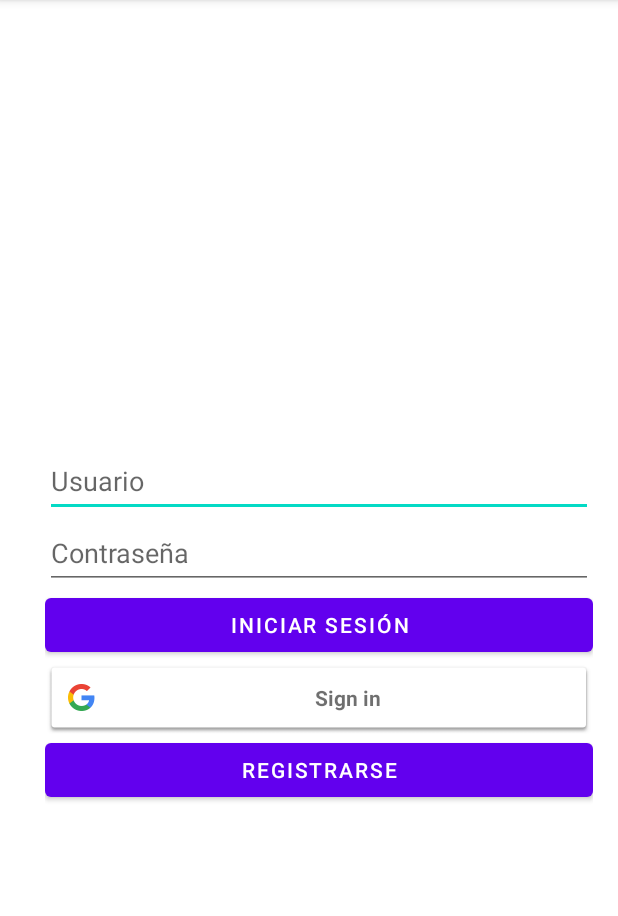
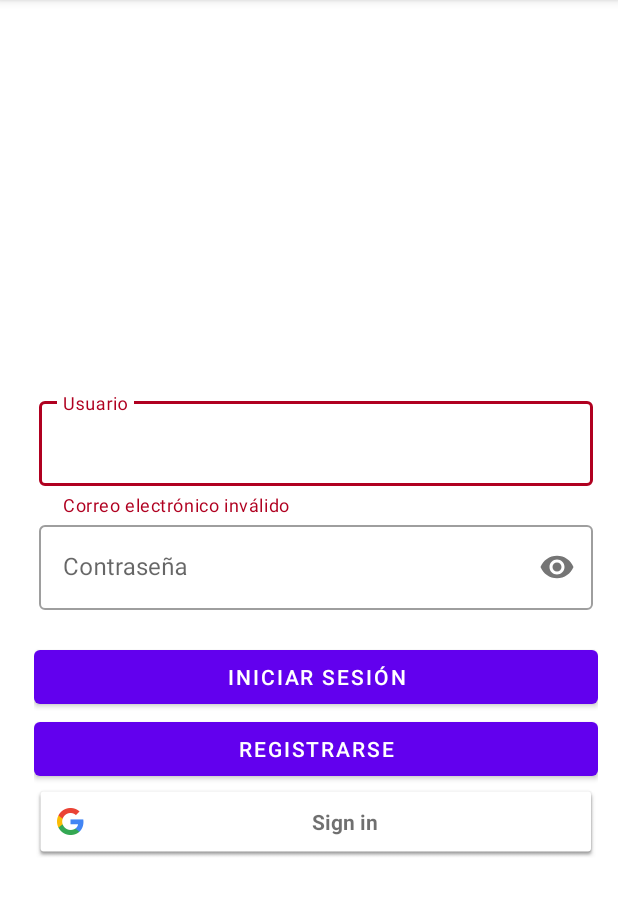
Before and after one commit to eyderSepulveda/WorldWide, an Android app: the IniciarSesionRegistroActivity screen opened directly, with no data from a screen before it, after a tap on "INICIAR SESIÓN", on a phone screen of 412 x 824 dp, the part 84-1000 px from its top. Run offline under Robolectric (Android 15) with nearby library versions, the phone set to English and light mode, and no system bars; our stand-ins replace Firebase (no records; nobody signed in at launch, a user with empty details on screens opened directly).

Commit message:
Cambios en inicio de sesion, campos usuario y contrasenia

```diff
--- a/app/src/main/java/com/eyder/worldwide/controlador/IniciarSesionRegistroActivity.java
+++ b/app/src/main/java/com/eyder/worldwide/controlador/IniciarSesionRegistroActivity.java
@@ -23,16 +23,18 @@ import com.google.android.gms.auth.api.signin.GoogleSignInOptions;
 import com.google.android.gms.common.SignInButton;
 import com.google.android.gms.common.api.ApiException;
 import com.google.android.gms.tasks.Task;
+import com.google.android.material.textfield.TextInputLayout;
 import com.google.firebase.auth.FirebaseAuth;
 import com.google.firebase.auth.FirebaseUser;
 
+import java.util.Objects;
 import java.util.regex.Pattern;
 
 public class IniciarSesionRegistroActivity extends AppCompatActivity {
 
     private static final String TAG = "EmailPassword";
     private Firebase mAuth;
-    private EditText correo, contrasena;
+    private TextInputLayout correo, contrasena;
     private Button iniciarSesion, registro;
     private SignInButton btnGoogle;
     private GoogleSignInOptions gso;
@@ -45,15 +47,16 @@ public class IniciarSesionRegistroActivity extends AppCompatActivity {
         setContentView(R.layout.activity_iniciar_sesion);
 
         mAuth = new Firebase();
-        correo = findViewById(R.id.editTextCorreo);
+        correo = (TextInputLayout) findViewById(R.id.editTextCorreo);
         contrasena = findViewById(R.id.editTextTextContrasena);
         iniciarSesion = findViewById(R.id.iniciarSesionBtn);
         registro = findViewById(R.id.btnRegistro);
         btnGoogle = findViewById(R.id.signGoogle);
         //iniciarSesion.setOnClickListener(view -> iniciarSesion(correo.getText().toString(), contrasena.getText().toString()));
         iniciarSesion.setOnClickListener(view -> {
-            iniciarSesion(correo.getText().toString(), contrasena.getText().toString());
-            validarEmail(correo);
+
+            iniciarSesion(Objects.requireNonNull(correo.getEditText()).getText().toString(), Objects.requireNonNull(contrasena.getEditText()).getText().toString());
+            validarEmail(correo.getEditText().getText().toString());
         });
         registro.setOnClickListener(view -> irRegistrarse1());
 
@@ -114,7 +117,7 @@ public class IniciarSesionRegistroActivity extends AppCompatActivity {
                     } else {
                         // If sign in fails, display a message to the user.
                         Log.w(TAG, "signInWithEmail:failure", task.getException());
-                        Toast.makeText(IniciarSesionRegistroActivity.this, "Authentication failed.",
+                        Toast.makeText(IniciarSesionRegistroActivity.this, "Usuario no registrado",
                                 Toast.LENGTH_SHORT).show();
                         updateUI(null);
                     }
@@ -160,15 +163,17 @@ public class IniciarSesionRegistroActivity extends AppCompatActivity {
     }
 
     //Validadar email este escrito correctamente
-    private boolean validarEmail(EditText correo) {
-        String emailInput = correo.getText().toString();
-        if (!emailInput.isEmpty() && Patterns.EMAIL_ADDRESS.matcher(emailInput).matches()) {
-            return true;
+    private boolean validarEmail(String correo1) {
+        if (!Patterns.EMAIL_ADDRESS.matcher(correo1).matches()) {
+            correo.setError("Correo electrónico inválido");
+            return false;
         } else {
-            Toast.makeText(this, "El usuario no es un correo electronico valido", Toast.LENGTH_SHORT).show();
-            return false;
+            correo.setError(null);
         }
+
+        return true;
     }
 
 
+
 }
--- a/app/src/main/res/layout/activity_iniciar_sesion.xml
+++ b/app/src/main/res/layout/activity_iniciar_sesion.xml
@@ -7,10 +7,10 @@
     tools:context=".controlador.IniciarSesionRegistroActivity">
 
     <LinearLayout
-        android:layout_width="365dp"
-        android:layout_height="646dp"
+        android:layout_width="376dp"
+        android:layout_height="644dp"
+        android:gravity="center"
         android:orientation="vertical"
-        android:gravity="center"
         app:layout_constraintBottom_toBottomOf="parent"
         app:layout_constraintEnd_toEndOf="parent"
         app:layout_constraintHorizontal_bias="0.636"
@@ -18,26 +18,61 @@
         app:layout_constraintTop_toTopOf="parent"
         app:layout_constraintVertical_bias="0.768">
 
-        <EditText
-            android:id="@+id/editTextCorreo"
-            android:layout_width="match_parent"
+        <LinearLayout
+            android:layout_width="369dp"
             android:layout_height="wrap_content"
-            android:ems="10"
-            android:inputType="textEmailAddress"
-            android:minHeight="48dp"
-            android:hint="@string/usuario"
-            android:autofillHints="" />
+            android:orientation="vertical"
+            app:layout_constraintBottom_toTopOf="@+id/linearLayout"
+            app:layout_constraintEnd_toEndOf="parent"
+            app:layout_constraintHorizontal_bias="0.476"
+            app:layout_constraintStart_toStartOf="parent"
+            app:layout_constraintTop_toTopOf="parent"
+            app:layout_constraintVertical_bias="0.923">
 
-        <EditText
-            android:id="@+id/editTextTextContrasena"
-            android:layout_width="match_parent"
+            <com.google.android.material.textfield.TextInputLayout
+                android:id="@+id/editTextCorreo"
+                style="@style/Widget.MaterialComponents.TextInputLayout.OutlinedBox"
+                android:layout_width="match_parent"
+                android:layout_height="wrap_content"
+                android:hint="@string/usuario"
+                app:errorEnabled="true"
+                app:errorIconDrawable="@null">
+
+                <com.google.android.material.textfield.TextInputEditText
+                    android:layout_width="match_parent"
+                    android:layout_height="wrap_content"
+                    android:inputType="textEmailAddress" />
+            </com.google.android.material.textfield.TextInputLayout>
+        </LinearLayout>
+
+        <LinearLayout
+            android:id="@+id/linearLayout"
+            android:layout_width="369dp"
             android:layout_height="wrap_content"
-            android:ems="10"
-            android:inputType="textPassword"
-            android:minHeight="48dp"
-            android:hint="@string/contrasenia"
-            tools:ignore="SpeakableTextPresentCheck"
-            android:autofillHints="" />
+            android:orientation="vertical"
+            app:layout_constraintBottom_toBottomOf="parent"
+            app:layout_constraintEnd_toEndOf="parent"
+            app:layout_constraintHorizontal_bias="0.476"
+            app:layout_constraintStart_toStartOf="parent"
+            app:layout_constraintTop_toTopOf="parent"
+            app:layout_constraintVertical_bias="0.332">
+
+            <com.google.android.material.textfield.TextInputLayout
+                android:id="@+id/editTextTextContrasena"
+                style="@style/Widget.MaterialComponents.TextInputLayout.OutlinedBox"
+                android:layout_width="match_parent"
+                android:layout_height="wrap_content"
+                android:hint="@string/contrasenia"
+                app:errorEnabled="true"
+                app:errorIconDrawable="@null"
+                app:passwordToggleEnabled="true">
+
+                <com.google.android.material.textfield.TextInputEditText
+                    android:layout_width="match_parent"
+                    android:layout_height="wrap_content"
+                    android:inputType="textPassword" />
+            </com.google.android.material.textfield.TextInputLayout>
+        </LinearLayout>
 
         <Button
             android:id="@+id/iniciarSesionBtn"
@@ -45,23 +80,17 @@
             android:layout_height="wrap_content"
             android:text="@string/btnIniciarSesion" />
 
+        <Button
+            android:id="@+id/btnRegistro"
+            android:layout_width="match_parent"
+            android:layout_height="wrap_content"
+            android:text="@string/btnRegistrarse" />
+
         <com.google.android.gms.common.SignInButton
             android:id="@+id/signGoogle"
             android:layout_width="match_parent"
             android:layout_height="wrap_content" />
 
 
-        <!--<Button
-            android:id="@+id/btnIniciarGoogle"
-            android:layout_width="match_parent"
-            android:layout_height="wrap_content"
-            android:text="@string/btnIniciarGoogle" />-->
-
-        <Button
-            android:id="@+id/btnRegistro"
-            android:layout_width="match_parent"
-            android:layout_height="wrap_content"
-            android:text="@string/btnRegistrarse" />
-
     </LinearLayout>
 </androidx.constraintlayout.widget.ConstraintLayout>
```
